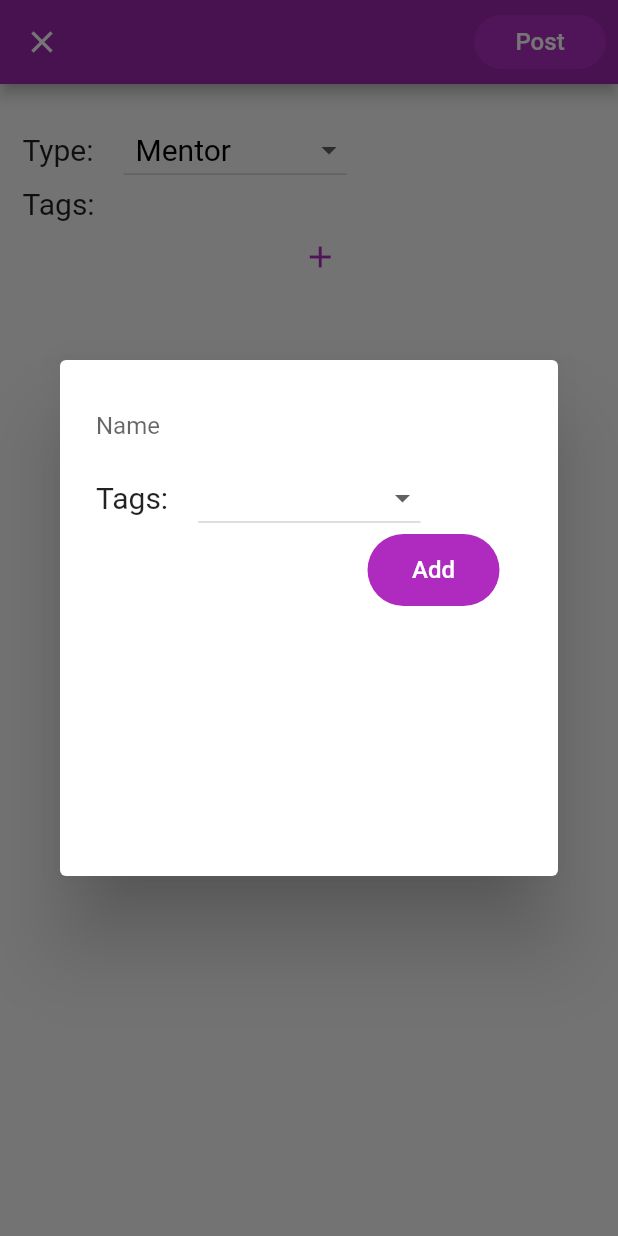
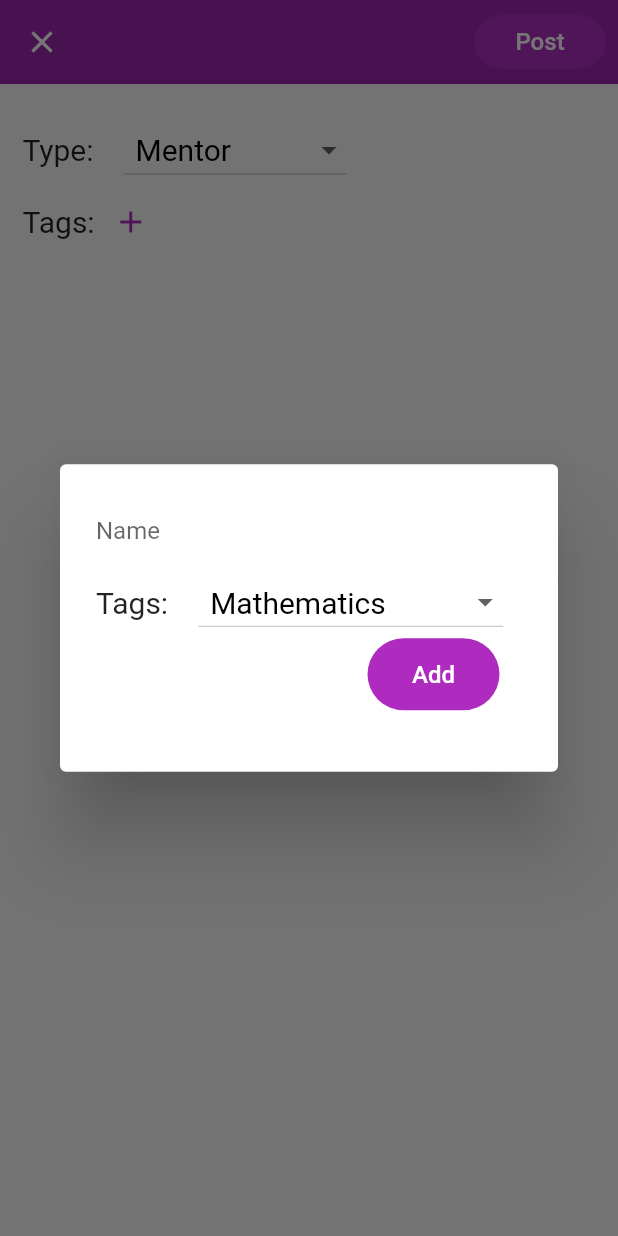
Before and after one commit to kozin00/bifrost, a Flutter app: the Post screen opened directly, after a tap on the "add" icon, on a phone screen of 412 x 824 dp. Run offline on Flutter 3.47's test engine with Material 2 defaults, Android fonts, the phone set to English and light mode, and no system bars.

Commit message:
Frontend Design (Post Page)

```diff
--- a/lib/post.dart
+++ b/lib/post.dart
@@ -1,3 +1,4 @@
+import 'package:flutter/cupertino.dart';
 import 'package:flutter/material.dart';
 
 class Post extends StatefulWidget {
@@ -9,11 +10,31 @@ class _PostState extends State<Post> {
   String type = "Mentor";
   List<String> types = ["Mentor", "Study Group"];
   String tagName = "";
+  bool maxTags = false;
+  List<String> fields = [
+    "Mathematics",
+    "Engineering",
+    "Science",
+    "Business & MGMT",
+    "HASS",
+    "Architecture",
+    "Custom"
+  ];
+
+  bool dialog = false;
+  final _formKey = new GlobalKey<FormState>();
+  TextEditingController _tagName = new TextEditingController();
+
+  @override
+  void initState() {
+    super.initState();
+  }
 
   @override
   Widget build(BuildContext context) {
     return Scaffold(
       appBar: AppBar(
+        elevation: 0.1,
         leading: IconButton(
           icon: Icon(Icons.close),
           onPressed: () {
@@ -99,8 +120,12 @@ class _PostState extends State<Post> {
               ),
               (selectedTagsList.length == 0)
                   ? Container()
-                  : Container(height: 35, width: 400, child: _showTags()),
-            ],
+                  : Padding(
+                      padding: const EdgeInsets.only(left: 10.0),
+                      child: Container(
+                          height: 35,
+                          width: (selectedTagsList.length * 100).toDouble(),
+                          child: _showTags()),
                     ),
               IconButton(
                 icon: Icon(
@@ -108,12 +133,63 @@ class _PostState extends State<Post> {
                   color: Color(0xFFAF2BBF),
                 ),
                 onPressed: () {
+                  if (selectedTagsList.length >= 2) {
+                    setState(() {
+                      maxTags = true;
+                    });
+                  } else {
                     addTag();
+                  }
                 },
               )
             ],
           ),
+          (maxTags)
+              ? Align(
+                  alignment: Alignment.centerLeft,
+                  child: Container(
+                    child: Text(
+                      "Maximum number of tags is 2.",
+                      style: TextStyle(color: Colors.red[400]),
+                    ),
+                  ),
+                )
+              : Container(),
+        ],
+      ),
     );
+  }
+
+  void _removeTag(int index, String name) {
+    showDialog(
+        context: context,
+        builder: (BuildContext context) {
+          return StatefulBuilder(
+            builder: (context, setState) {
+              return AlertDialog(
+                content: Text("Remove $name from product list?"),
+                actions: <Widget>[
+                  FlatButton(
+                    onPressed: () {
+                      setState(() {
+                        selectedTagsList.removeAt(index);
+                      });
+
+                      Navigator.pop(context);
+                    },
+                    child: Text("Yes"),
+                  ),
+                  FlatButton(
+                    onPressed: () {
+                      Navigator.pop(context);
+                    },
+                    child: Text("No"),
+                  )
+                ],
+              );
+            },
+          );
+        });
   }
 
   Widget _showTags() {
@@ -123,16 +199,23 @@ class _PostState extends State<Post> {
         itemBuilder: (context, index) {
           return Row(
             children: <Widget>[
-              ClipRRect(
+              InkWell(
+                onTap: () {
+                  _removeTag(index, selectedTagsList[index].name);
+                },
+                child: ClipRRect(
                   borderRadius: BorderRadius.circular(30),
                   child: Container(
                     color: selectedTagsList[index].color,
                     height: 35,
+                    width: 85,
                     child: Padding(
                       padding: const EdgeInsets.all(8.0),
                       child: Text(
                         selectedTagsList[index].name,
                         style: TextStyle(color: Colors.white),
+                        textAlign: TextAlign.center,
+                      ),
                     ),
                   ),
                 ),
@@ -146,69 +229,18 @@ class _PostState extends State<Post> {
   }
 
   void addTag() {
-    var alert = AlertDialog(
-      content: Container(
+    String fieldValue = fields[0];
+    showDialog(
+        context: context,
+        builder: (BuildContext context) {
+          return AlertDialog(
+            content: StatefulBuilder(
+                builder: (BuildContext context, StateSetter setState) {
+              return Container(
+                color: Colors.white,
                 width: 300,
-        height: 300,
-        child: TagList(),
-      ),
-    );
-    showDialog(context: context, builder: (_) => alert);
-  }
-}
-
-void _addToTags(String name, String field) {
-  Color _tagColor;
-  switch (field) {
-    case "Math":
-      _tagColor = Colors.red;
-      break;
-    case "Science":
-      _tagColor = Colors.green;
-      break;
-    case "Engineering":
-      _tagColor = Colors.blue[900];
-      break;
-    case "HASS":
-      _tagColor = Colors.orange;
-      break;
-    case "Architecture":
-      _tagColor = Colors.yellowAccent;
-      break;
-    case "Business & Management":
-      _tagColor = Colors.pink;
-      break;
-    default:
-      _tagColor = Colors.grey;
-      break;
-  }
-
-  selectedTagsList.add(Tags(name: name, color: _tagColor));
-}
-
-class TagList extends StatefulWidget {
-  @override
-  _TagListState createState() => _TagListState();
-}
-
-class _TagListState extends State<TagList> {
-  List<String> fields = [
-    "Math",
-    "Engineering",
-    "Science",
-    "Business",
-    "HASS",
-    "Architecture",
-    "Custom"
-  ];
-  String fieldsValue;
-
-  final _formKey = new GlobalKey<FormState>();
-  TextEditingController _tagName = new TextEditingController();
-
-  @override
-  Widget build(BuildContext context) {
-    return Column(
+                height: 161,
+                child: Column(
                   children: <Widget>[
                     Form(
                       key: _formKey,
@@ -217,15 +249,19 @@ class _TagListState extends State<TagList> {
                         color: Colors.white.withOpacity(0.8),
                         elevation: 0.0,
                         child: TextFormField(
-                decoration:
-                    InputDecoration(hintText: "Name", border: InputBorder.none),
+                            decoration: InputDecoration(
+                                hintText: "Name", border: InputBorder.none),
                             controller: _tagName,
                             validator: (value) {
                               if (value.isEmpty) {
                                 return "The name field cannot be empty";
                               }
                               if (value.length > 15) {
-                    return "The name field cannot be longer than 15 characters";
+                                return "The name cannot have more than 15 characters";
+                              } else {
+                                if (value.length < 2) {
+                                  return "The name must have more than 2 characters";
+                                }
                               }
                               return null;
                             }),
@@ -241,22 +277,24 @@ class _TagListState extends State<TagList> {
                           width: 20.0,
                         ),
                         DropdownButton<String>(
-                value: fieldsValue,
+                            value: fieldValue,
                             icon: Icon(Icons.arrow_drop_down),
                             iconSize: 24,
                             elevation: 16,
                             style: TextStyle(color: Colors.black),
                             onChanged: (String value) {
                               setState(() {
-                    fieldsValue = value;
+                                fieldValue = value;
                               });
                             },
-                items: fields.map<DropdownMenuItem<String>>((String value) {
+                            items: fields
+                                .map<DropdownMenuItem<String>>((String value) {
                               return DropdownMenuItem<String>(
                                 value: value,
                                 child: Padding(
                                   padding: const EdgeInsets.all(8.0),
-                      child: Text(value, style: TextStyle(fontSize: 20)),
+                                  child: Text(value,
+                                      style: TextStyle(fontSize: 20)),
                                 ),
                               );
                             }).toList())
@@ -274,20 +312,59 @@ class _TagListState extends State<TagList> {
                             onPressed: () {
                               FormState _formState = _formKey.currentState;
                               if (_formState.validate()) {
-                    _addToTags(_tagName.text, fieldsValue);
+                                Color _tagColor = addToTags(fieldValue);
+                                setState(() {
+                                  selectedTagsList.add(Tags(
+                                      name: _tagName.text, color: _tagColor));
+                                });
+                                _tagName.clear();
                                 Navigator.of(context).pop();
                               }
                             },
                             child: Text(
                               "Add",
-                  style: TextStyle(color: Colors.white, fontSize: 16),
+                              style:
+                                  TextStyle(color: Colors.white, fontSize: 16),
                             ),
                           ),
                         ),
                       ),
                     )
                   ],
+                ),
               );
+            }),
+          );
+        });
+  }
+
+  Color addToTags(String field) {
+    Color _tagColor;
+    switch (field) {
+      case "Mathematics":
+        _tagColor = Colors.red;
+        break;
+      case "Science":
+        _tagColor = Colors.green;
+        break;
+      case "Engineering":
+        _tagColor = Colors.blue[900];
+        break;
+      case "HASS":
+        _tagColor = Colors.orange;
+        break;
+      case "Architecture":
+        _tagColor = Colors.yellowAccent;
+        break;
+      case "Business & MGMT":
+        _tagColor = Colors.pink;
+        break;
+      default:
+        _tagColor = Colors.grey;
+        break;
+    }
+
+    return _tagColor;
   }
 }
 
```
Lines whose indentation alone changed are shown as unchanged.
